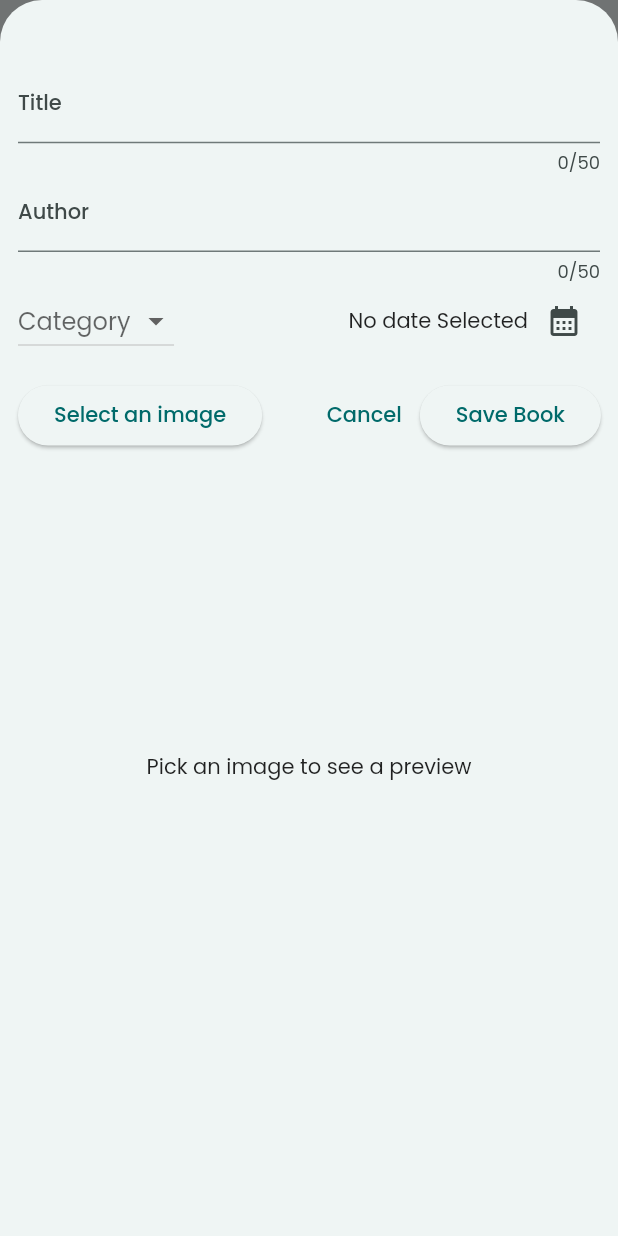
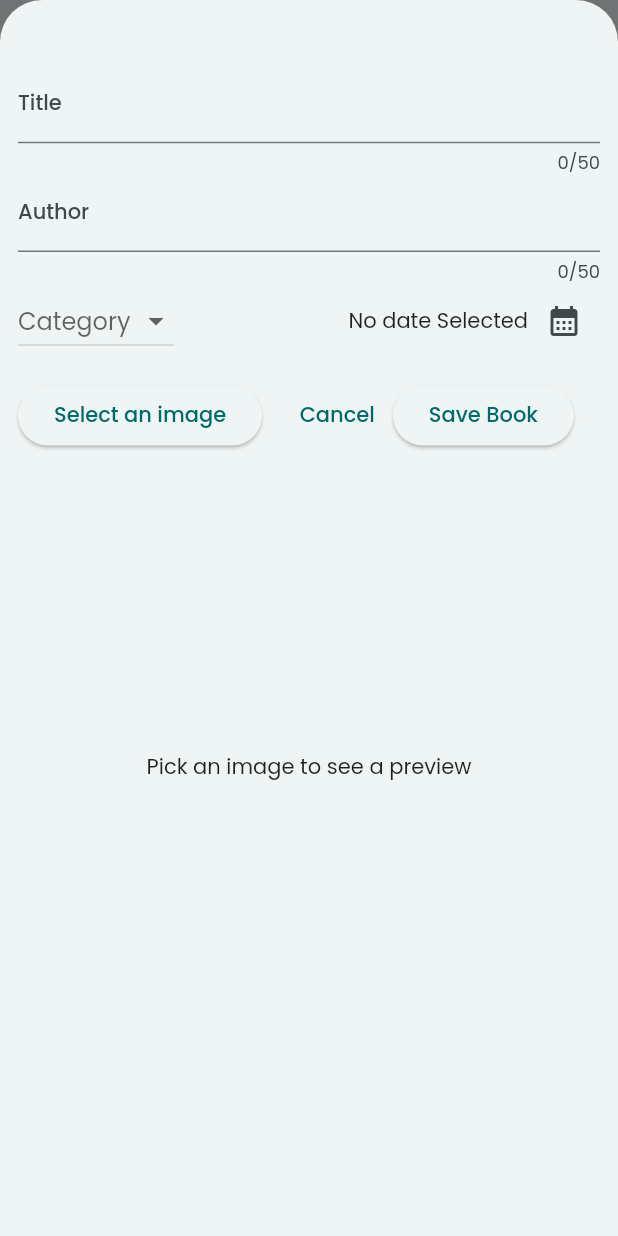
Before and after one commit to ilhanaquib/booku, a Flutter app: the screen it shows after launch, after a tap on the "add" icon, on a phone screen of 412 x 824 dp. Run offline on Flutter 3.47's test engine with Material 2 defaults, Android fonts, the light colour scheme and no system bars; our stand-ins replace google_fonts, image_picker, permission_handler, sqflite; accounts and stored records are empty.

```diff
--- a/lib/main.dart
+++ b/lib/main.dart
@@ -1,18 +1,45 @@
 import 'package:booku/pages/books_page.dart';
 import 'package:flutter/material.dart';
 import 'package:google_fonts/google_fonts.dart';
+import 'package:permission_handler/permission_handler.dart';
 
 void main() {
   WidgetsFlutterBinding.ensureInitialized();
-  runApp(
-    MaterialApp(
+  runApp(const MyApp());
+}
+
+class MyApp extends StatefulWidget {
+  const MyApp({super.key});
+
+  @override
+  _MyAppState createState() => _MyAppState();
+}
+
+class _MyAppState extends State<MyApp> {
+  @override
+  void initState() {
+    super.initState();
+    requestPermissions();
+  }
+
+  Future<void> requestPermissions() async {
+    var status = await Permission.storage.status;
+    if (!status.isGranted) {
+      await Permission.storage.request();
+    }
+  }
+
+  @override
+  Widget build(BuildContext context) {
+    return MaterialApp(
       theme: ThemeData().copyWith(
         useMaterial3: true,
-        colorScheme:
-            ColorScheme.fromSeed(seedColor: const Color.fromARGB(214, 106, 247, 247)),
-        textTheme: GoogleFonts.poppinsTextTheme()
+        colorScheme: ColorScheme.fromSeed(
+          seedColor: const Color.fromARGB(214, 106, 247, 247),
+        ),
+        textTheme: GoogleFonts.poppinsTextTheme(),
       ),
       home: const Books(),
-    ),
-  );
+    );
+  }
 }
--- a/lib/pages/add_book.dart
+++ b/lib/pages/add_book.dart
@@ -5,12 +5,16 @@ import 'package:intl/intl.dart';
 import 'package:path_provider/path_provider.dart';
 import 'package:uuid/uuid.dart';
 import 'package:booku/database_helper.dart';
+import 'package:sqflite/sqflite.dart';
 import 'dart:io';
 
 final formatter = DateFormat.yMd();
 
 class AddBook extends StatefulWidget {
-  const AddBook({super.key, required this.onAddBook, });
+  const AddBook({
+    super.key,
+    required this.onAddBook,
+  });
 
   final void Function(Book book) onAddBook;
 
@@ -80,7 +84,11 @@ class _AddBookState extends State<AddBook> {
     );
 
     try {
-      await DatabaseHelper.instance.create(book);
+      final databasesPath = await getDatabasesPath();
+      final path = databasesPath + '/book.db';
+      print('Database path: $path');
+      final savedBook = await DatabaseHelper.instance.create(book);
+      print('Expense saved: $savedBook');
 
       // Show success dialog
       // ignore: use_build_context_synchronously
@@ -215,7 +223,7 @@ class _AddBookState extends State<AddBook> {
             children: [
               ElevatedButton(
                   onPressed: pickImage, child: const Text('Select an image')),
-              const SizedBox(width: 31),
+              const SizedBox(width: 13),
               TextButton(
                   onPressed: () {
                     closeModalBottom();
```
Also changed, not shown: lib/book_item.dart (+19 -5 lines), pubspec.yaml (+3 -4 lines), assets/images/illustration-1.png (deleted), flutter_01.png (deleted), pubspec.lock, 13 other files.
